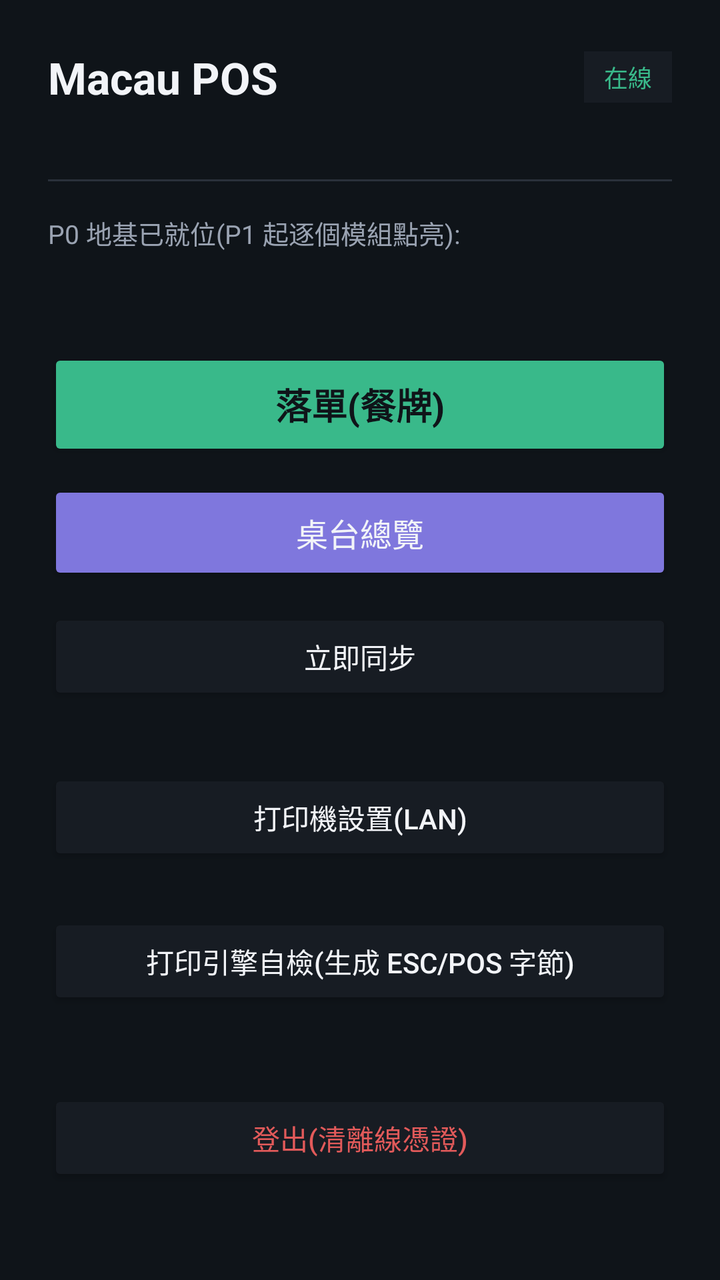
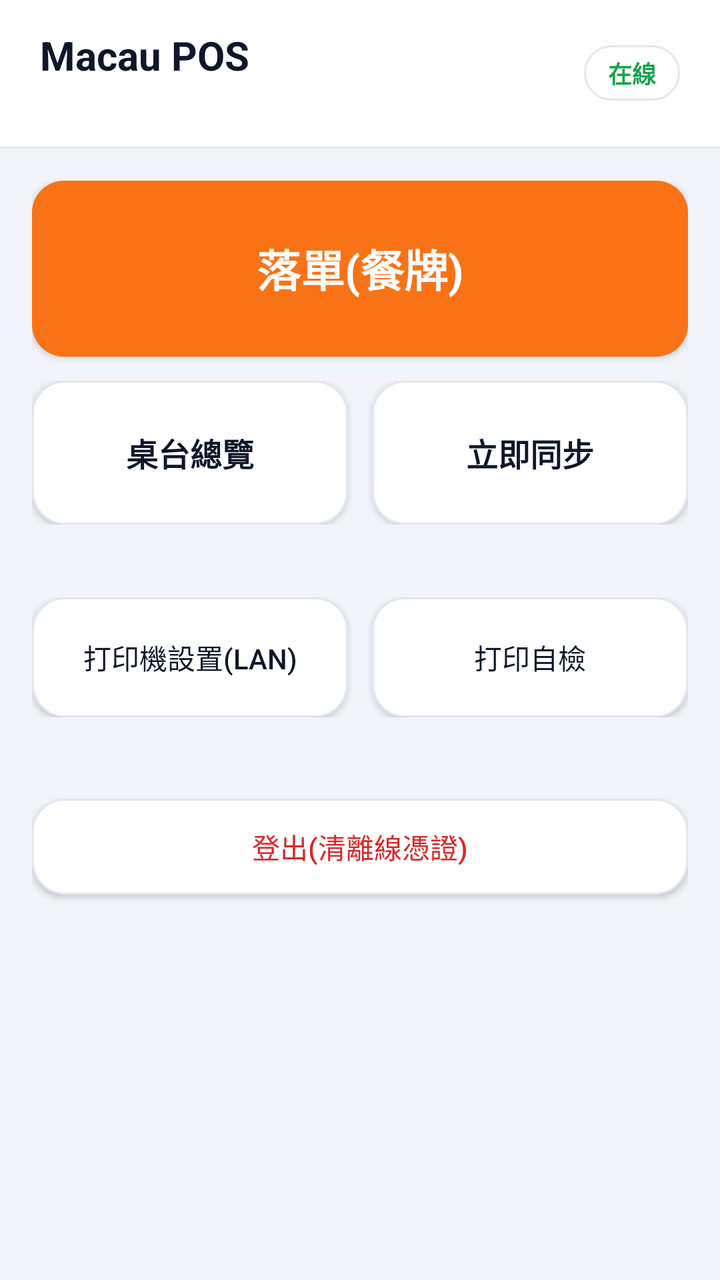

Before-and-after screenshots of an Android layout around one commit, followed by the original layout XML and the change that was made.
<!-- AndroidManifest.xml: application theme Theme.MacauposNative -->
<!-- res/layout/activity_home.xml -->
<?xml version="1.0" encoding="utf-8"?>
<LinearLayout xmlns:android="http://schemas.android.com/apk/res/android"
    android:layout_width="match_parent"
    android:layout_height="match_parent"
    android:orientation="vertical"
    android:background="@color/brand_bg"
    android:padding="24dp">

    <LinearLayout
        android:layout_width="match_parent"
        android:layout_height="wrap_content"
        android:orientation="horizontal"
        android:gravity="center_vertical">

        <TextView
            android:id="@+id/txtStoreName"
            android:layout_width="0dp"
            android:layout_height="wrap_content"
            android:layout_weight="1"
            android:text="@string/home_title"
            android:textColor="@color/text_primary"
            android:textSize="22sp"
            android:textStyle="bold" />

        <TextView
            android:id="@+id/txtOffline"
            android:layout_width="wrap_content"
            android:layout_height="wrap_content"
            android:background="@color/brand_surface"
            android:paddingHorizontal="10dp"
            android:paddingVertical="4dp"
            android:text="在線"
            android:textColor="@color/ok_green"
            android:textSize="12sp" />
    </LinearLayout>

    <TextView
        android:id="@+id/txtMeta"
        android:layout_width="match_parent"
        android:layout_height="wrap_content"
        android:layout_marginTop="4dp"
        android:textColor="@color/text_secondary"
        android:textSize="12sp" />

    <View
        android:layout_width="match_parent"
        android:layout_height="1dp"
        android:layout_marginVertical="16dp"
        android:background="#2A313B" />

    <ScrollView
        android:layout_width="match_parent"
        android:layout_height="0dp"
        android:layout_weight="1">

        <LinearLayout
            android:layout_width="match_parent"
            android:layout_height="wrap_content"
            android:orientation="vertical">

            <TextView
                android:layout_width="match_parent"
                android:layout_height="wrap_content"
                android:text="P0 地基已就位(P1 起逐個模組點亮):"
                android:textColor="@color/text_secondary"
                android:textSize="13sp"
                android:layout_marginBottom="12dp" />

            <TextView
                android:id="@+id/txtModules"
                android:layout_width="match_parent"
                android:layout_height="wrap_content"
                android:lineSpacingExtra="6dp"
                android:textColor="@color/text_primary"
                android:textSize="15sp" />

            <Button
                android:id="@+id/btnOrder"
                android:layout_width="match_parent"
                android:layout_height="56dp"
                android:layout_marginTop="16dp"
                android:backgroundTint="@color/ok_green"
                android:text="落單(餐牌)"
                android:textColor="@color/brand_bg"
                android:textSize="18sp"
                android:textStyle="bold" />

            <Button
                android:id="@+id/btnTables"
                android:layout_width="match_parent"
                android:layout_height="52dp"
                android:layout_marginTop="10dp"
                android:backgroundTint="@color/brand_accent"
                android:text="桌台總覽"
                android:textColor="@color/text_primary"
                android:textSize="16sp" />

            <Button
                android:id="@+id/btnSync"
                android:layout_width="match_parent"
                android:layout_height="48dp"
                android:layout_marginTop="12dp"
                android:backgroundTint="@color/brand_surface"
                android:text="立即同步"
                android:textColor="@color/text_primary" />

            <TextView
                android:id="@+id/txtSyncState"
                android:layout_width="match_parent"
                android:layout_height="wrap_content"
                android:layout_marginTop="4dp"
                android:textColor="@color/text_secondary"
                android:textSize="12sp" />

            <Button
                android:id="@+id/btnPrinter"
                android:layout_width="match_parent"
                android:layout_height="48dp"
                android:layout_marginTop="12dp"
                android:backgroundTint="@color/brand_surface"
                android:text="打印機設置(LAN)"
                android:textColor="@color/text_primary" />

            <Button
                android:id="@+id/btnSelfTest"
                android:layout_width="match_parent"
                android:layout_height="48dp"
                android:layout_marginTop="24dp"
                android:backgroundTint="@color/brand_surface"
                android:text="打印引擎自檢(生成 ESC/POS 字節)"
                android:textColor="@color/text_primary" />

            <TextView
                android:id="@+id/txtSelfTest"
                android:layout_width="match_parent"
                android:layout_height="wrap_content"
                android:layout_marginTop="8dp"
                android:fontFamily="monospace"
                android:textColor="@color/text_secondary"
                android:textSize="12sp" />

            <Button
                android:id="@+id/btnLogout"
                android:layout_width="match_parent"
                android:layout_height="48dp"
                android:layout_marginTop="16dp"
                android:backgroundTint="@color/brand_surface"
                android:text="登出(清離線憑證)"
                android:textColor="@color/warn_red" />
        </LinearLayout>
    </ScrollView>
</LinearLayout>
<!-- resources referenced by this layout -->
<resources>
  <color name="brand_accent">#7F77DD</color>
  <color name="brand_bg">#0F1419</color>
  <color name="brand_surface">#171C23</color>
  <color name="ok_green">#39B98A</color>
  <color name="text_primary">#F2F4F8</color>
  <color name="text_secondary">#9AA3B2</color>
  <color name="warn_red">#E25A5A</color>
  <string name="home_title">Macau POS</string>
  <style name="Theme.MacauposNative" parent="android:Theme.Material.NoActionBar">
          <item name="android:statusBarColor">#0F1419</item>
          <item name="android:navigationBarColor">#0F1419</item>
          <item name="android:windowBackground">#0F1419</item>
          <item name="android:colorAccent">#7F77DD</item>
      </style>
</resources>

<!-- the commit's change to res/layout/activity_home.xml (unified diff, before → after) -->
@@ -3,150 +3,170 @@
     android:layout_width="match_parent"
     android:layout_height="match_parent"
     android:orientation="vertical"
-    android:background="@color/brand_bg"
-    android:padding="24dp">
+    android:background="@color/bg_screen">
 
+    
     <LinearLayout
         android:layout_width="match_parent"
         android:layout_height="wrap_content"
         android:orientation="horizontal"
-        android:gravity="center_vertical">
+        android:gravity="center_vertical"
+        android:background="@color/card"
+        android:paddingHorizontal="20dp"
+        android:paddingVertical="14dp">
 
-        <TextView
-            android:id="@+id/txtStoreName"
+        <LinearLayout
             android:layout_width="0dp"
             android:layout_height="wrap_content"
             android:layout_weight="1"
-            android:text="@string/home_title"
-            android:textColor="@color/text_primary"
-            android:textSize="22sp"
-            android:textStyle="bold" />
+            android:orientation="vertical">
+
+            <TextView
+                android:id="@+id/txtStoreName"
+                android:layout_width="wrap_content"
+                android:layout_height="wrap_content"
+                android:text="@string/home_title"
+                android:textColor="@color/text_primary"
+                android:textSize="20sp"
+                android:textStyle="bold" />
+
+            <TextView
+                android:id="@+id/txtMeta"
+                android:layout_width="wrap_content"
+                android:layout_height="wrap_content"
+                android:layout_marginTop="2dp"
+                android:textColor="@color/text_secondary"
+                android:textSize="12sp" />
+        </LinearLayout>
 
         <TextView
             android:id="@+id/txtOffline"
             android:layout_width="wrap_content"
             android:layout_height="wrap_content"
-            android:background="@color/brand_surface"
-            android:paddingHorizontal="10dp"
-            android:paddingVertical="4dp"
+            android:background="@drawable/bg_btn_outline"
+            android:paddingHorizontal="12dp"
+            android:paddingVertical="5dp"
             android:text="在線"
             android:textColor="@color/ok_green"
-            android:textSize="12sp" />
+            android:textSize="12sp"
+            android:textStyle="bold" />
     </LinearLayout>
-
-    <TextView
-        android:id="@+id/txtMeta"
-        android:layout_width="match_parent"
-        android:layout_height="wrap_content"
-        android:layout_marginTop="4dp"
-        android:textColor="@color/text_secondary"
-        android:textSize="12sp" />
 
     <View
         android:layout_width="match_parent"
         android:layout_height="1dp"
-        android:layout_marginVertical="16dp"
-        android:background="#2A313B" />
+        android:background="@color/card_border" />
 
+    
     <ScrollView
         android:layout_width="match_parent"
         android:layout_height="0dp"
-        android:layout_weight="1">
+        android:layout_weight="1"
+        android:fillViewport="true">
 
         <LinearLayout
             android:layout_width="match_parent"
             android:layout_height="wrap_content"
-            android:orientation="vertical">
+            android:orientation="vertical"
+            android:padding="16dp">
 
-            <TextView
-                android:layout_width="match_parent"
-                android:layout_height="wrap_content"
-                android:text="P0 地基已就位(P1 起逐個模組點亮):"
-                android:textColor="@color/text_secondary"
-                android:textSize="13sp"
-                android:layout_marginBottom="12dp" />
-
-            <TextView
-                android:id="@+id/txtModules"
-                android:layout_width="match_parent"
-                android:layout_height="wrap_content"
-                android:lineSpacingExtra="6dp"
-                android:textColor="@color/text_primary"
-                android:textSize="15sp" />
-
+            
             <Button
                 android:id="@+id/btnOrder"
                 android:layout_width="match_parent"
-                android:layout_height="56dp"
-                android:layout_marginTop="16dp"
-                android:backgroundTint="@color/ok_green"
+                android:layout_height="88dp"
+                android:background="@drawable/bg_btn_accent"
                 android:text="落單(餐牌)"
-                android:textColor="@color/brand_bg"
-                android:textSize="18sp"
+                android:textColor="@color/card"
+                android:textSize="22sp"
                 android:textStyle="bold" />
 
-            <Button
-                android:id="@+id/btnTables"
+            <LinearLayout
                 android:layout_width="match_parent"
-                android:layout_height="52dp"
-                android:layout_marginTop="10dp"
-                android:backgroundTint="@color/brand_accent"
-                android:text="桌台總覽"
-                android:textColor="@color/text_primary"
-                android:textSize="16sp" />
+                android:layout_height="wrap_content"
+                android:layout_marginTop="12dp"
+                android:orientation="horizontal">
 
-            <Button
-                android:id="@+id/btnSync"
-                android:layout_width="match_parent"
-                android:layout_height="48dp"
-                android:layout_marginTop="12dp"
-                android:backgroundTint="@color/brand_surface"
-                android:text="立即同步"
-                android:textColor="@color/text_primary" />
+                <Button
+                    android:id="@+id/btnTables"
+                    android:layout_width="0dp"
+                    android:layout_height="72dp"
+                    android:layout_weight="1"
+                    android:background="@drawable/bg_btn_outline"
+                    android:text="桌台總覽"
+                    android:textColor="@color/text_primary"
+                    android:textSize="16sp"
+                    android:textStyle="bold" />
+
+                <Button
+                    android:id="@+id/btnSync"
+                    android:layout_width="0dp"
+                    android:layout_height="72dp"
+                    android:layout_marginStart="12dp"
+                    android:layout_weight="1"
+                    android:background="@drawable/bg_btn_outline"
+                    android:text="立即同步"
+                    android:textColor="@color/text_primary"
+                    android:textSize="16sp"
+                    android:textStyle="bold" />
+            </LinearLayout>
 
             <TextView
                 android:id="@+id/txtSyncState"
                 android:layout_width="match_parent"
                 android:layout_height="wrap_content"
-                android:layout_marginTop="4dp"
+                android:layout_marginTop="8dp"
+                android:gravity="center"
                 android:textColor="@color/text_secondary"
                 android:textSize="12sp" />
 
-            <Button
-                android:id="@+id/btnPrinter"
+            <LinearLayout
                 android:layout_width="match_parent"
-                android:layout_height="48dp"
+                android:layout_height="wrap_content"
                 android:layout_marginTop="12dp"
-                android:backgroundTint="@color/brand_surface"
-                android:text="打印機設置(LAN)"
-                android:textColor="@color/text_primary" />
+                android:orientation="horizontal">
 
-            <Button
-                android:id="@+id/btnSelfTest"
-                android:layout_width="match_parent"
-                android:layout_height="48dp"
-                android:layout_marginTop="24dp"
-                android:backgroundTint="@color/brand_surface"
-                android:text="打印引擎自檢(生成 ESC/POS 字節)"
-                android:textColor="@color/text_primary" />
+                <Button
+                    android:id="@+id/btnPrinter"
+                    android:layout_width="0dp"
+                    android:layout_height="60dp"
+                    android:layout_weight="1"
+                    android:background="@drawable/bg_btn_outline"
+                    android:text="打印機設置(LAN)"
+                    android:textColor="@color/text_primary"
+                    android:textSize="14sp" />
+
+                <Button
+                    android:id="@+id/btnSelfTest"
+                    android:layout_width="0dp"
+                    android:layout_height="60dp"
+                    android:layout_marginStart="12dp"
+                    android:layout_weight="1"
+                    android:background="@drawable/bg_btn_outline"
+                    android:text="打印自檢"
+                    android:textColor="@color/text_primary"
+                    android:textSize="14sp" />
+            </LinearLayout>
 
             <TextView
                 android:id="@+id/txtSelfTest"
                 android:layout_width="match_parent"
                 android:layout_height="wrap_content"
-                android:layout_marginTop="8dp"
+                android:layout_marginTop="6dp"
                 android:fontFamily="monospace"
-                android:textColor="@color/text_secondary"
-                android:textSize="12sp" />
+                android:gravity="center"
+                android:textColor="@color/text_faint"
+                android:textSize="11sp" />
 
             <Button
                 android:id="@+id/btnLogout"
                 android:layout_width="match_parent"
                 android:layout_height="48dp"
-                android:layout_marginTop="16dp"
-                android:backgroundTint="@color/brand_surface"
+                android:layout_marginTop="20dp"
+                android:background="@drawable/bg_btn_outline"
                 android:text="登出(清離線憑證)"
-                android:textColor="@color/warn_red" />
+                android:textColor="@color/warn_red"
+                android:textSize="14sp" />
         </LinearLayout>
     </ScrollView>
 </LinearLayout>
<!-- resource entries referenced after the edit -->
@@ -1,18 +1,63 @@
 <!-- resources referenced by this layout -->
 <resources>
-  <color name="brand_accent">#7F77DD</color>
-  <color name="brand_bg">#0F1419</color>
-  <color name="brand_surface">#171C23</color>
-  <color name="ok_green">#39B98A</color>
-  <color name="text_primary">#F2F4F8</color>
-  <color name="text_secondary">#9AA3B2</color>
-  <color name="warn_red">#E25A5A</color>
+  <color name="bg_screen">#F1F5F9</color>
+  <color name="card">#FFFFFF</color>
+  <color name="card_border">#E2E8F0</color>
+  <color name="ok_green">#16A34A</color>
+  <color name="text_faint">#94A3B8</color>
+  <color name="text_primary">#0F172A</color>
+  <color name="text_secondary">#64748B</color>
+  <color name="warn_red">#DC2626</color>
+  <!-- drawable bg_btn_accent (drawable) -->
+  <?xml version="1.0" encoding="utf-8"?>
+  <selector xmlns:android="http://schemas.android.com/apk/res/android">
+      <item android:state_pressed="true">
+          <shape android:shape="rectangle">
+              <solid android:color="@color/accent_deep" />
+              <corners android:radius="16dp" />
+          </shape>
+      </item>
+      <item android:state_enabled="false">
+          <shape android:shape="rectangle">
+              <solid android:color="#FED7AA" />
+              <corners android:radius="16dp" />
+          </shape>
+      </item>
+      <item>
+          <shape android:shape="rectangle">
+              <solid android:color="@color/accent" />
+              <corners android:radius="16dp" />
+          </shape>
+      </item>
+  </selector>
+  <!-- drawable bg_btn_outline (drawable) -->
+  <?xml version="1.0" encoding="utf-8"?>
+  <selector xmlns:android="http://schemas.android.com/apk/res/android">
+      <item android:state_pressed="true">
+          <shape android:shape="rectangle">
+              <solid android:color="@color/chip_bg" />
+              <corners android:radius="16dp" />
+              <stroke android:width="1dp" android:color="@color/text_faint" />
+          </shape>
+      </item>
+      <item>
+          <shape android:shape="rectangle">
+              <solid android:color="@color/card" />
+              <corners android:radius="16dp" />
+              <stroke android:width="1dp" android:color="@color/card_border" />
+          </shape>
+      </item>
+  </selector>
   <string name="home_title">Macau POS</string>
-  <style name="Theme.MacauposNative" parent="android:Theme.Material.NoActionBar">
-          <item name="android:statusBarColor">#0F1419</item>
-          <item name="android:navigationBarColor">#0F1419</item>
-          <item name="android:windowBackground">#0F1419</item>
-          <item name="android:colorAccent">#7F77DD</item>
+  <style name="Theme.MacauposNative" parent="android:Theme.Material.Light.NoActionBar">
+          <item name="android:statusBarColor">#F1F5F9</item>
+          <item name="android:navigationBarColor">#FFFFFF</item>
+          <item name="android:windowBackground">#F1F5F9</item>
+          <item name="android:colorAccent">#F97316</item>
+          <item name="android:windowLightStatusBar">true</item>
       </style>
+  <color name="accent_deep">#EA580C</color>
+  <color name="accent">#F97316</color>
+  <color name="chip_bg">#F8FAFC</color>
 </resources>
 
